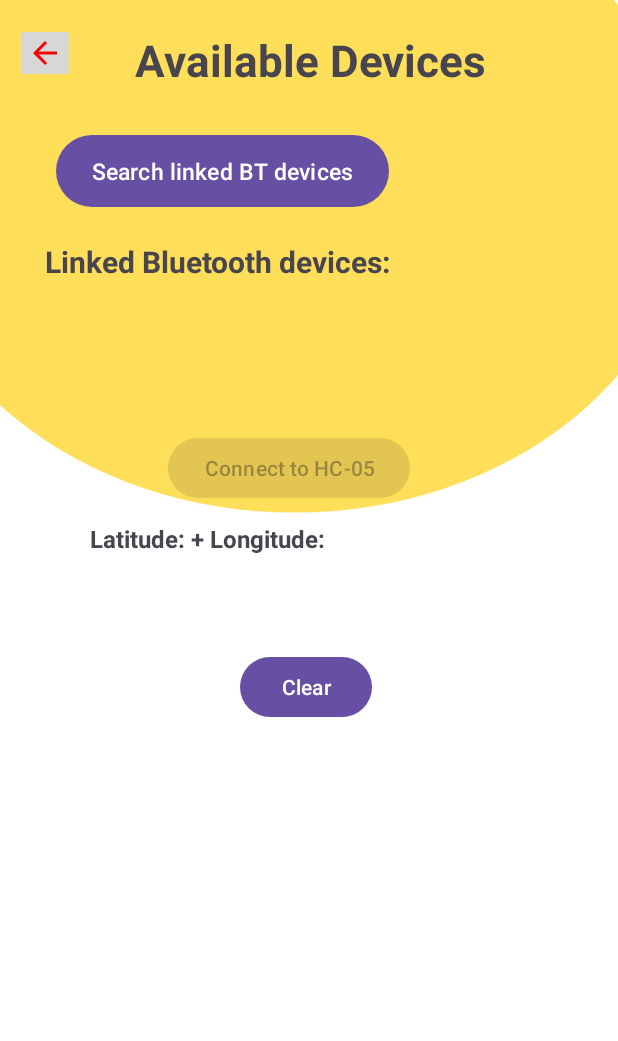
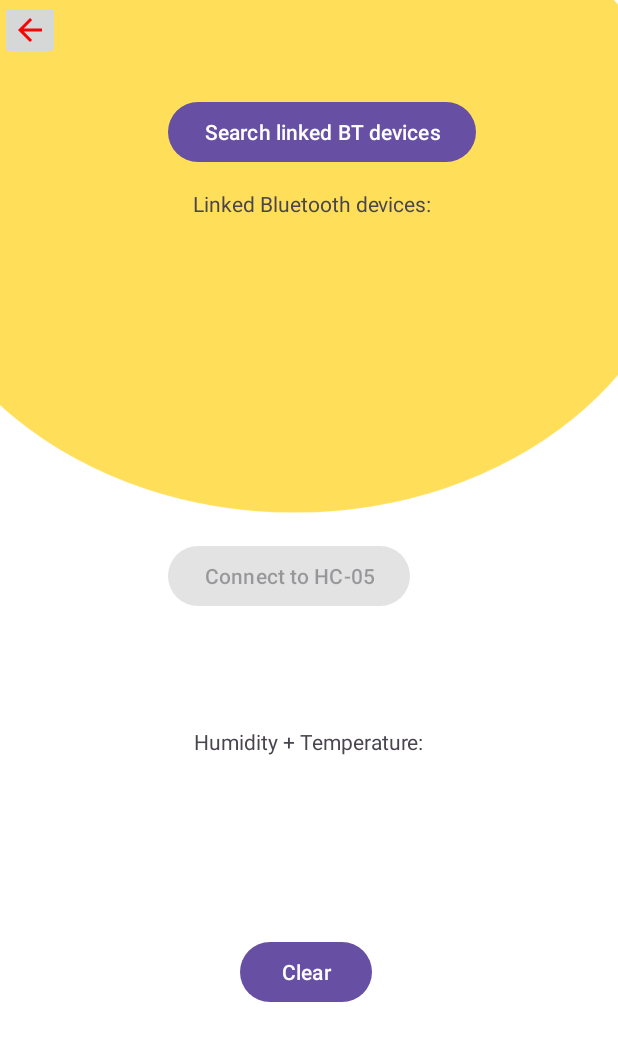
Before and after one commit to shaka0678/TBManager, an Android app: the devices screen opened directly, with no data from a screen before it, on a phone screen of 412 x 824 dp. Shown: the top 1041 px of the screen. Run offline under Robolectric (Android 15) with nearby library versions, the phone set to English and light mode, and no system bars; our stand-ins replace RxJava.

Commit message:
Commit and save

```diff
--- a/app/src/main/res/layout/activity_devices.xml
+++ b/app/src/main/res/layout/activity_devices.xml
@@ -1,97 +1,103 @@
 <?xml version="1.0" encoding="utf-8"?>
-<RelativeLayout xmlns:android="http://schemas.android.com/apk/res/android"
+<androidx.constraintlayout.widget.ConstraintLayout xmlns:android="http://schemas.android.com/apk/res/android"
     xmlns:app="http://schemas.android.com/apk/res-auto"
     xmlns:tools="http://schemas.android.com/tools"
-    android:id="@+id/main"
     android:layout_width="match_parent"
+    android:layout_height="match_parent"
     android:background="@drawable/dash"
-    android:layout_height="match_parent"
     tools:context=".devices">
 
+
     <TextView
+        android:id="@+id/btDevicesText"
         android:layout_width="wrap_content"
         android:layout_height="wrap_content"
-        android:text="Available Devices"
+        android:text="Linked Bluetooth devices:"
+        app:layout_constraintBottom_toBottomOf="parent"
+        app:layout_constraintEnd_toEndOf="parent"
+        app:layout_constraintHorizontal_bias="0.509"
+        app:layout_constraintStart_toStartOf="parent"
+        app:layout_constraintTop_toTopOf="parent"
+        app:layout_constraintVertical_bias="0.157" />
+
+    <TextView
+        android:id="@+id/btDevices"
+        android:layout_width="wrap_content"
+        android:layout_height="wrap_content"
+        android:text=""
+        app:layout_constraintBottom_toBottomOf="parent"
+        app:layout_constraintEnd_toEndOf="parent"
+        app:layout_constraintHorizontal_bias="0.498"
+        app:layout_constraintStart_toStartOf="parent"
+        app:layout_constraintTop_toTopOf="parent"
+        app:layout_constraintVertical_bias="0.24" />
+
+    <TextView
+        android:id="@+id/btReadingsText"
+        android:layout_width="wrap_content"
+        android:layout_height="wrap_content"
+        android:text="Humidity + Temperature:"
+        app:layout_constraintBottom_toBottomOf="parent"
+        app:layout_constraintEnd_toEndOf="parent"
+        app:layout_constraintStart_toStartOf="parent"
+        app:layout_constraintTop_toTopOf="parent"
+        app:layout_constraintVertical_bias="0.602" />
+
+    <TextView
+        android:id="@+id/btReadings"
+        android:layout_width="wrap_content"
+        android:layout_height="wrap_content"
+        android:text=""
+        android:textSize="20sp"
         android:textStyle="bold"
-        android:textSize="29dp"
-        android:layout_marginStart="90dp"
-        android:id="@+id/dat1"
-        android:layout_marginTop="20dp"/>
-    <LinearLayout
-        android:layout_width="match_parent"
-        android:layout_height="wrap_content"
-        android:orientation="horizontal"
-        android:id="@+id/smk"
-        android:padding="7dp"
-        android:layout_below="@+id/dat1">
-
-
-
-        <Button
-            android:id="@+id/seachDevices"
-            android:layout_width="wrap_content"
-            android:layout_height="wrap_content"
-            android:layout_below="@+id/dat1"
-            android:layout_marginStart="30dp"
-            android:layout_marginTop="23dp"
-            android:background="@drawable/carrr1"
-            android:text="Search linked BT devices"
-
-            android:textSize="15sp" />
-
-
-    </LinearLayout>
-
+        app:layout_constraintBottom_toBottomOf="parent"
+        app:layout_constraintEnd_toEndOf="parent"
+        app:layout_constraintHorizontal_bias="0.498"
+        app:layout_constraintStart_toStartOf="parent"
+        app:layout_constraintTop_toTopOf="parent"
+        app:layout_constraintVertical_bias="0.725" />
 
     <ImageButton
         android:id="@+id/imageB"
         android:layout_width="40dp"
         android:layout_height="40dp"
         android:clickable="true"
-        android:layout_marginStart="10dp"
-        android:layout_marginTop="15dp"
-        app:srcCompat="@drawable/baseline_arrow_back_24s" />
+        app:srcCompat="@drawable/baseline_arrow_back_24s"
+        tools:layout_editor_absoluteX="27dp"
+        tools:layout_editor_absoluteY="12dp" />
 
-    <TextView
+    <Button
+        android:id="@+id/seachDevices"
         android:layout_width="wrap_content"
         android:layout_height="wrap_content"
-        android:id="@+id/btDevicesText"
-        android:text="Linked Bluetooth devices:"
-        android:layout_below="@+id/smk"
-        android:layout_marginStart="30dp"
-        android:layout_marginTop="15dp"
-        android:textSize="20sp"
-        android:textStyle="bold"/>
+        android:layout_marginStart="112dp"
+        android:layout_marginTop="64dp"
+        android:text="Search linked BT devices"
+        app:layout_constraintStart_toStartOf="parent"
+        app:layout_constraintTop_toTopOf="parent"
+        tools:ignore="MissingConstraints" />
 
     <Button
         android:id="@+id/connectToDevice"
         android:layout_width="wrap_content"
         android:layout_height="wrap_content"
         android:layout_marginStart="112dp"
-        android:layout_marginTop="100dp"
+        android:layout_marginTop="360dp"
         android:enabled="false"
         android:text="Connect to HC-05"
-        android:layout_below="@+id/btDevicesText"/>
-    <TextView
-        android:id="@+id/btReadingsText"
-        android:layout_width="wrap_content"
-        android:layout_height="wrap_content"
-        android:text="Latitude: + Longitude:"
-        android:textStyle="bold"
-        android:textSize="16sp"
-        android:layout_below="@+id/connectToDevice"
-       android:layout_marginTop="12dp"
-        android:layout_marginStart="60dp"/>
+        app:layout_constraintStart_toStartOf="parent"
+        app:layout_constraintTop_toTopOf="parent"
+        tools:ignore="MissingConstraints" />
+
     <Button
         android:id="@+id/refresh"
         android:layout_width="wrap_content"
         android:layout_height="wrap_content"
         android:layout_marginStart="160dp"
-        android:layout_marginTop="64dp"
-        android:layout_below="@+id/btReadingsText"
+        android:layout_marginTop="624dp"
         android:text="Clear"
-       />
+        app:layout_constraintStart_toStartOf="parent"
+        app:layout_constraintTop_toTopOf="parent"
+        tools:ignore="MissingConstraints" />
 
-
-
-</RelativeLayout>
+</androidx.constraintlayout.widget.ConstraintLayout>
```
